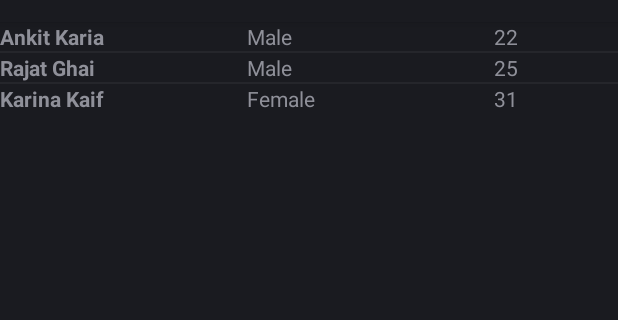
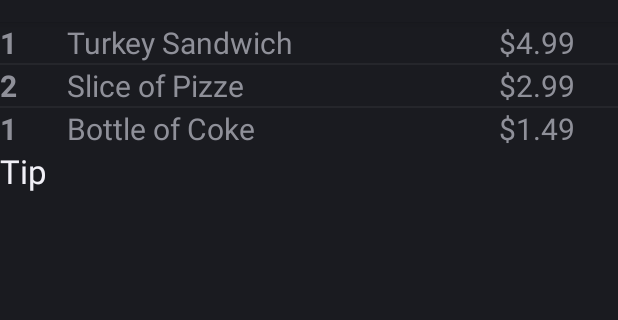
Before and after one commit to really-lazy-bone/gophr, an Android app: the SimpleListViewActivity screen opened directly, with no data from a screen before it, on a phone screen of 412 x 824 dp, the part 62-382 px from its top. Run offline under Robolectric (Android 15) with nearby library versions, the phone set to English and light mode, and no system bars.

Commit message:
replace hashmap with item object, some styling

```diff
--- /dev/null
+++ b/android/gophr/app/src/main/java/com/gophr/gophr/Item.java
@@ -0,0 +1,40 @@
+package com.gophr.gophr;
+
+/**
+ * Created by tmitim_air on 10/24/15.
+ */
+public class Item {
+    private int quantity;
+    private String name;
+    private double price;
+
+    public Item(int quantity, String name, double price) {
+        this.quantity = quantity;
+        this.name = name;
+        this.price = price;
+    }
+
+    public double getPrice() {
+        return price;
+    }
+
+    public void setPrice(double price) {
+        this.price = price;
+    }
+
+    public int getQuantity() {
+        return quantity;
+    }
+
+    public void setQuantity(int quantity) {
+        this.quantity = quantity;
+    }
+
+    public String getName() {
+        return name;
+    }
+
+    public void setName(String name) {
+        this.name = name;
+    }
+}
--- a/android/gophr/app/src/main/java/com/gophr/gophr/ListViewAdapter.java
+++ b/android/gophr/app/src/main/java/com/gophr/gophr/ListViewAdapter.java
@@ -5,6 +5,7 @@ import static com.gophr.gophr.Constants.SECOND_COLUMN;
 import static com.gophr.gophr.Constants.THIRD_COLUMN;
 
 import java.util.ArrayList;
+import java.util.List;
 import java.util.HashMap;
 
 import android.app.Activity;
@@ -16,27 +17,27 @@ import android.widget.TextView;
 
 public class ListViewAdapter extends BaseAdapter{
 
-    public ArrayList<HashMap<String, String>> list;
+    public List<Item> items;
     Activity activity;
     TextView txtFirst;
     TextView txtSecond;
     TextView txtThird;
-    public ListViewAdapter(Activity activity,ArrayList<HashMap<String, String>> list){
+    public ListViewAdapter(Activity activity, List<Item> items){
         super();
         this.activity=activity;
-        this.list=list;
+        this.items=items;
     }
 
     @Override
     public int getCount() {
         // TODO Auto-generated method stub
-        return list.size();
+        return items.size();
     }
 
     @Override
     public Object getItem(int position) {
         // TODO Auto-generated method stub
-        return list.get(position);
+        return items.get(position);
     }
 
     @Override
@@ -57,16 +58,17 @@ public class ListViewAdapter extends BaseAdapter{
 
             convertView=inflater.inflate(R.layout.colmn_row, null);
 
-            txtFirst=(TextView) convertView.findViewById(R.id.name);
-            txtSecond=(TextView) convertView.findViewById(R.id.gender);
-            txtThird=(TextView) convertView.findViewById(R.id.age);
+            txtFirst=(TextView) convertView.findViewById(R.id.quantity);
+            txtSecond=(TextView) convertView.findViewById(R.id.item);
+            txtThird=(TextView) convertView.findViewById(R.id.price);
 
         }
 
-        HashMap<String, String> map=list.get(position);
-        txtFirst.setText(map.get(FIRST_COLUMN));
-        txtSecond.setText(map.get(SECOND_COLUMN));
-        txtThird.setText(map.get(THIRD_COLUMN));
+//        HashMap<String, String> map=list.get(position);
+        Item item = items.get(position);
+        txtFirst.setText("" + item.getQuantity());
+        txtSecond.setText(item.getName());
+        txtThird.setText("$" + item.getPrice());
 
         return convertView;
     }
--- a/android/gophr/app/src/main/java/com/gophr/gophr/SimpleListViewActivity.java
+++ b/android/gophr/app/src/main/java/com/gophr/gophr/SimpleListViewActivity.java
@@ -12,6 +12,7 @@ import static com.gophr.gophr.Constants.SECOND_COLUMN;
 import static com.gophr.gophr.Constants.THIRD_COLUMN;
 
 import java.util.ArrayList;
+import java.util.List;
 import java.util.HashMap;
 
 import android.app.Activity;
@@ -27,6 +28,7 @@ import android.widget.Toast;
 public class SimpleListViewActivity extends Activity {
 
     private ArrayList<HashMap<String, String>> list;
+    private List<Item> items = new ArrayList<>();
 
     @Override
     protected void onCreate(Bundle savedInstanceState) {
@@ -35,27 +37,33 @@ public class SimpleListViewActivity extends Activity {
 
         ListView listView=(ListView)findViewById(R.id.listView1);
 
-        list = new ArrayList<HashMap<String,String>>();
+        items.add( new Item(1, "Turkey Sandwich", 4.99 ));
+        items.add( new Item(2, "Slice of Pizze", 2.99 ));
+        items.add( new Item(1, "Bottle of Coke", 1.49 ));
 
-        HashMap<String,String> temp=new HashMap<String, String>();
-        temp.put(FIRST_COLUMN, "Ankit Karia");
-        temp.put(SECOND_COLUMN, "Male");
-        temp.put(THIRD_COLUMN, "22");
-        list.add(temp);
 
-        HashMap<String,String> temp2=new HashMap<String, String>();
-        temp2.put(FIRST_COLUMN, "Rajat Ghai");
-        temp2.put(SECOND_COLUMN, "Male");
-        temp2.put(THIRD_COLUMN, "25");
-        list.add(temp2);
+//        list = new ArrayList<HashMap<String,String>>();
+//
+//
+//        HashMap<String,String> temp=new HashMap<String, String>();
+//        temp.put(FIRST_COLUMN, "1");
+//        temp.put(SECOND_COLUMN, "Turkey Sandwich");
+//        temp.put(THIRD_COLUMN, "4.99");
+//        list.add(temp);
+//
+//        HashMap<String,String> temp2=new HashMap<String, String>();
+//        temp2.put(FIRST_COLUMN, "2");
+//        temp2.put(SECOND_COLUMN, "Slice of Pizza");
+//        temp2.put(THIRD_COLUMN, "3.99");
+//        list.add(temp2);
+//
+//        HashMap<String, String> temp3 = new HashMap<String, String>();
+//        temp3.put(FIRST_COLUMN, "1");
+//        temp3.put(SECOND_COLUMN, "Bottle of Coke");
+//        temp3.put(THIRD_COLUMN, "1.30");
+//        list.add(temp3);
 
-        HashMap<String, String> temp3 = new HashMap<String, String>();
-        temp3.put(FIRST_COLUMN, "Karina Kaif");
-        temp3.put(SECOND_COLUMN, "Female");
-        temp3.put(THIRD_COLUMN, "31");
-        list.add(temp3);
-
-        ListViewAdapter adapter=new ListViewAdapter(this, list);
+        ListViewAdapter adapter=new ListViewAdapter(this, items);
         listView.setAdapter(adapter);
 
         listView.setOnItemClickListener(new AdapterView.OnItemClickListener()
--- a/android/gophr/app/src/main/res/layout/colmn_row.xml
+++ b/android/gophr/app/src/main/res/layout/colmn_row.xml
@@ -4,22 +4,30 @@
     android:layout_height="match_parent">
 
     <TextView
-        android:id="@+id/name"
+        android:id="@+id/quantity"
         android:layout_height="wrap_content"
         android:layout_width="0dp"
-        android:layout_weight="1"
-        android:textStyle="bold" />
+        android:layout_weight="0.19"
+        android:textStyle="bold"
+        android:textIsSelectable="false"
+        android:textSize="20sp"
+        android:textAlignment="center" />
 
     <TextView
-        android:id="@+id/gender"
+        android:id="@+id/item"
         android:layout_height="wrap_content"
         android:layout_width="0dp"
-        android:layout_weight="1" />
+        android:layout_weight="1.21"
+        android:textSize="20sp"
+        android:textIsSelectable="true"
+        android:textAlignment="textStart" />
 
     <TextView
-        android:id="@+id/age"
+        android:id="@+id/price"
         android:layout_height="wrap_content"
         android:layout_width="0dp"
-        android:layout_weight="0.5" />
+        android:layout_weight="0.33"
+        android:textSize="20sp"
+        android:textAlignment="textEnd" />
 
 </LinearLayout>
--- a/android/gophr/app/src/main/res/layout/main.xml
+++ b/android/gophr/app/src/main/res/layout/main.xml
@@ -12,4 +12,11 @@
         android:layout_alignParentTop="true" >
     </ListView>
 
+    <TextView
+        android:layout_width="wrap_content"
+        android:layout_height="wrap_content"
+        android:textAppearance="?android:attr/textAppearanceLarge"
+        android:text="Tip"
+        android:id="@+id/textView" />
+
 </LinearLayout>
--- a/android/gophr/app/src/main/res/values/styles.xml
+++ b/android/gophr/app/src/main/res/values/styles.xml
@@ -1,7 +1,7 @@
 <resources>
 
     <!-- Base application theme. -->
-    <style name="AppTheme" parent="android:Theme.Holo.Light.DarkActionBar">
+    <style name="AppTheme" parent="android:Theme.Light">
         <!-- Customize your theme here. -->
     </style>
 
```
